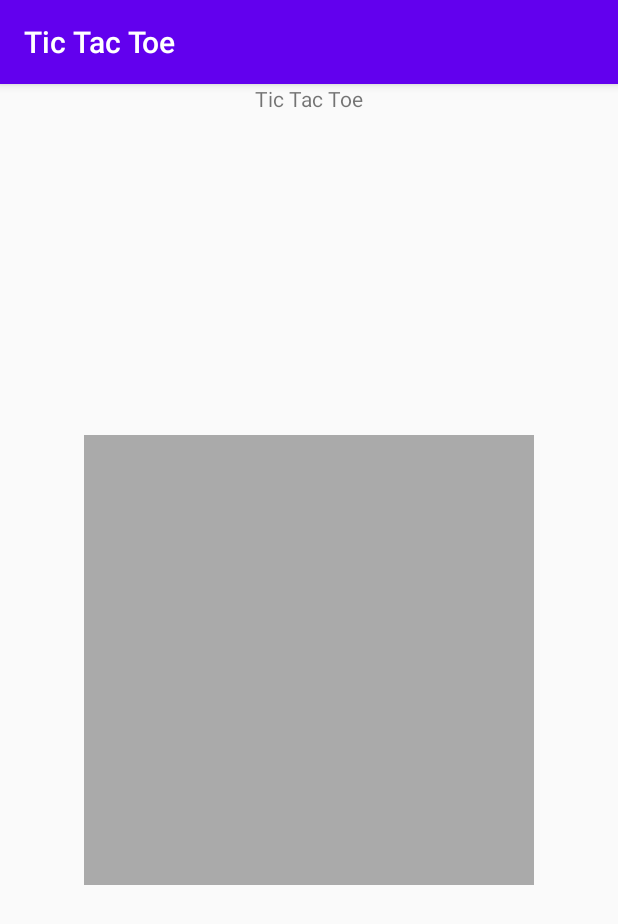
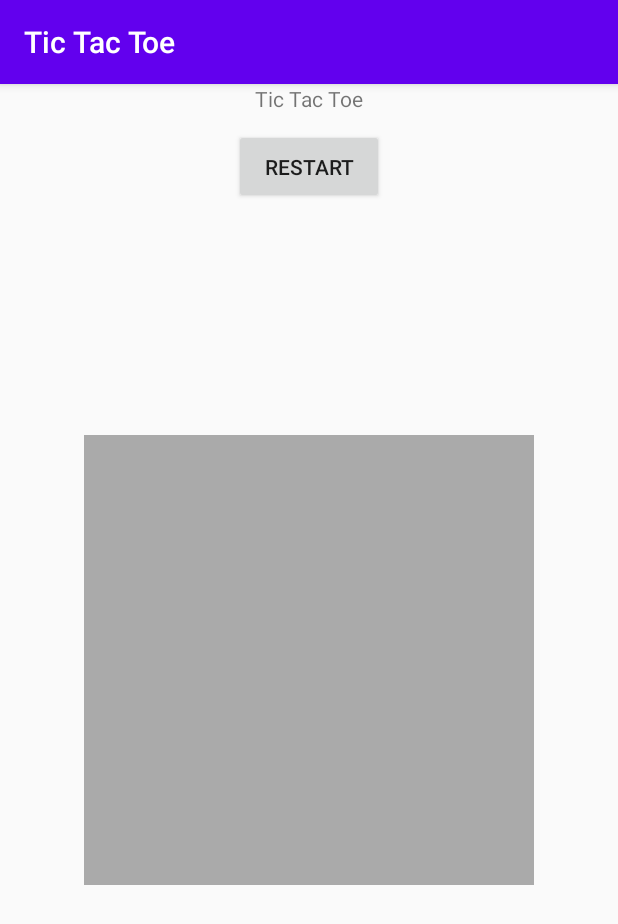
Before and after one commit to anthonygiang/tictactoe, an Android app: the screen it shows after launch (MainActivity), on a phone screen of 412 x 824 dp. Shown: the top 924 px of the screen. Run offline under Robolectric (Android 15) with nearby library versions, the phone set to English and light mode, and no system bars.

Commit message:
Added empty Button for Restart.

```diff
--- a/app/src/main/res/layout/activity_main.xml
+++ b/app/src/main/res/layout/activity_main.xml
@@ -10,6 +10,19 @@
         android:layout_width="wrap_content"
         android:layout_height="wrap_content"
         android:text="Tic Tac Toe"
+        app:layout_constraintLeft_toLeftOf="parent"
+        app:layout_constraintRight_toRightOf="parent"
+        app:layout_constraintTop_toTopOf="parent" />
+
+    <Button
+        android:layout_width="100dp"
+        android:layout_height="50dp"
+        android:layout_columnWeight="1"
+        android:gravity="center"
+        android:layout_gravity="fill_horizontal"
+        android:id="@+id/restart"
+        android:text="Restart"
+        android:layout_marginTop="30dp"
         app:layout_constraintLeft_toLeftOf="parent"
         app:layout_constraintRight_toRightOf="parent"
         app:layout_constraintTop_toTopOf="parent" />
```
